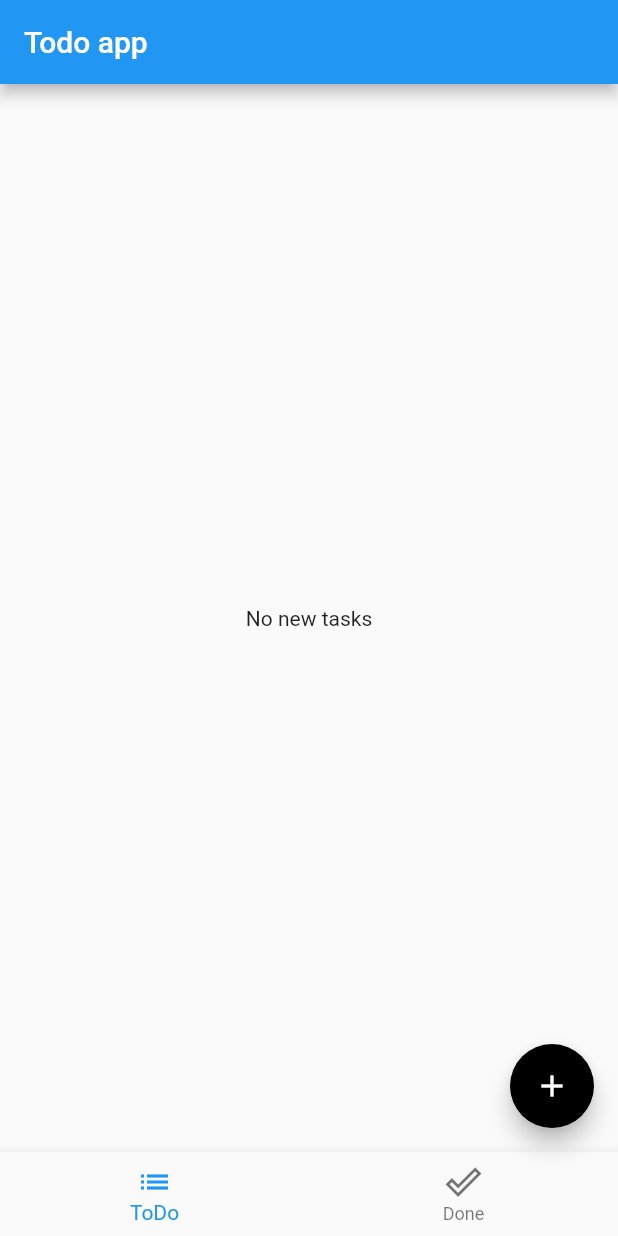
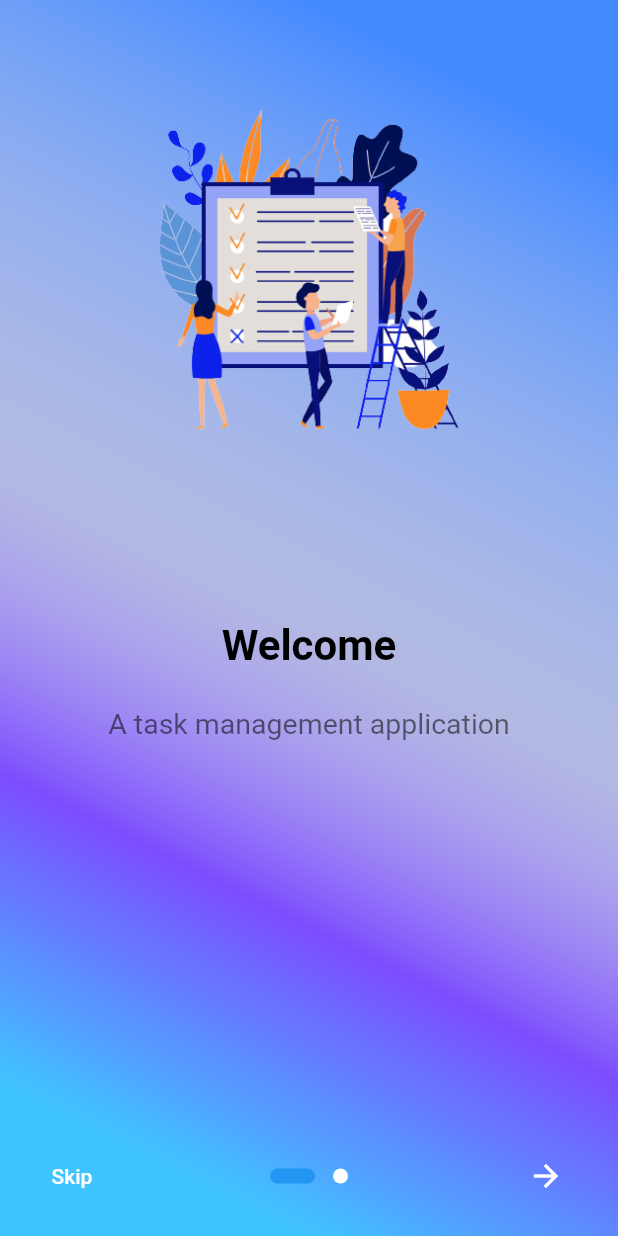
Before and after one commit to deokarniharika/tasks-app, a Flutter app: the screen it shows after launch, on a phone screen of 412 x 824 dp. Run offline on Flutter 3.47's test engine with Material 2 defaults, Android fonts, the phone set to English and light mode, and no system bars; drawn by our look-alikes of introduction_screen; our stand-ins replace flutter_slidable.

Commit message:
second commit

```diff
--- a/lib/home.dart
+++ b/lib/home.dart
@@ -3,6 +3,7 @@ import './todowidget.dart';
 import './todo_list_widget.dart';
 import './profile.dart';
 import './complete.dart';
+
 
 class HomePage extends StatefulWidget {
   @override
--- /dev/null
+++ b/lib/intro.dart
@@ -0,0 +1,110 @@
+import 'package:flutter/material.dart';
+import 'package:flutter/widgets.dart';
+import 'package:introduction_screen/introduction_screen.dart';
+import './home.dart';
+//import on board me dependency
+
+class IntroScreen extends StatefulWidget{
+  @override
+  State<StatefulWidget> createState() {
+    return _IntroScreen();
+  }
+
+}
+class _IntroScreen extends State<IntroScreen>{
+
+  @override
+  Widget build(BuildContext context) {
+
+    //this is a page decoration for intro screen
+    PageDecoration pageDecoration = PageDecoration(
+      titleTextStyle: TextStyle(fontSize: 28.0,
+          fontWeight: FontWeight.w700,
+          color:Colors.black,
+      ),
+
+      //tile font size, weight and color
+      bodyTextStyle:TextStyle(fontSize: 19.0, color:Colors.black54),
+      //body text size and color
+
+
+      descriptionPadding: EdgeInsets.fromLTRB(16.0, 0.0, 16.0, 16.0),
+      //decription padding
+
+
+      imagePadding: EdgeInsets.all(20), //image padding
+      boxDecoration:BoxDecoration(
+        gradient: LinearGradient(
+          begin: Alignment.topRight,
+          end: Alignment.bottomLeft,
+          stops: [0.1, 0.5, 0.7, 0.9],
+          colors: [
+            Colors.blueAccent,
+            Colors.white60,
+            Colors.deepPurpleAccent,
+            Colors.lightBlueAccent,
+          ],
+        ),
+      ), //show linear gradient background of page
+    );
+
+    return IntroductionScreen(
+      globalBackgroundColor: Colors.indigo,
+      //main background of screen
+      pages: [ //set your page view here
+        PageViewModel(
+          title: "Welcome",
+          body: "A task management application",
+          image: Image.asset('assets/img1.png'),
+          decoration: pageDecoration,
+        ),
+        PageViewModel(
+          title: "Features",
+          body: "Edit, Delete & Complete Tasks",
+          image: Image.asset('assets/img1.png'),
+          decoration: pageDecoration,
+        ),
+
+        //add more screen here
+      ],
+
+      onDone: () => goHomepage(context), //go to home page on done
+      onSkip: () => goHomepage(context), // You can override on skip
+      showSkipButton: true,
+      skipFlex: 0,
+      nextFlex: 0,
+      skip: Text('Skip', style: TextStyle(color: Colors.white),),
+      next: Icon(Icons.arrow_forward, color: Colors.white,),
+      done: Text('Get started', style: TextStyle(
+          fontWeight: FontWeight.w600, color:Colors.white
+      ),),
+      dotsDecorator: const DotsDecorator(
+        size: Size(10.0, 10.0), //size of dots
+        color: Colors.white, //color of dots
+        activeSize: Size(30.0, 10.0),
+        //activeColor: Colors.white, //color of active dot
+        activeShape: RoundedRectangleBorder( //shave of active dot
+          borderRadius: BorderRadius.all(Radius.circular(25.0)),
+        ),
+      ),
+    );
+  }
+
+  void goHomepage(context){
+    Navigator.of(context).pushAndRemoveUntil(
+        MaterialPageRoute(builder: (context){
+          return HomePage();
+        }
+        ), (Route<dynamic> route) => false);
+    //Navigate to home page and remove the intro screen history
+    //so that "Back" button wont work.
+  }
+
+  Widget introImage(String assetName) {
+    //widget to show intro image
+    return Align(
+      child: Image.asset('$assetName', scale: 0.1),
+      alignment: Alignment.center,
+    );
+  }
+}
--- a/lib/main.dart
+++ b/lib/main.dart
@@ -1,7 +1,8 @@
 import 'package:flutter/material.dart';
 import 'package:provider/provider.dart';
 import 'package:untitled6/tododo.dart';
-import './home.dart';
+
+import './intro.dart';
 
 void main() {
   runApp(const MyApp());
@@ -19,7 +20,7 @@ class MyApp extends StatelessWidget {
         theme: ThemeData(
           primarySwatch: Colors.blue,
         ),
-        home: HomePage(),
+        home: IntroScreen(),
         ),
     );
   }
--- a/pubspec.yaml
+++ b/pubspec.yaml
@@ -27,6 +27,7 @@ dependencies:
   #state management
   provider: ^6.0.2
   flutter_slidable: ^1.2.0
+  introduction_screen: ^2.1.0
 
   # The following adds the Cupertino Icons font to your application.
   # Use with the CupertinoIcons class for iOS style icons.
@@ -42,5 +43,7 @@ dev_dependencies:
 
 flutter:
 
+  assets:
+    - assets/img1.png
 
   uses-material-design: true
```
Also changed, not shown: assets/img1.png (added), pubspec.lock, 1 other file.
